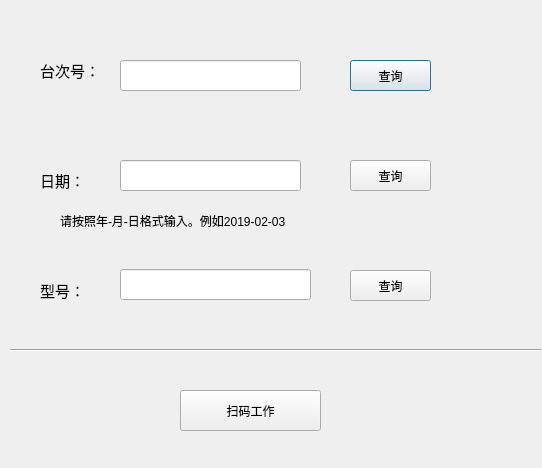
First picture: the form in first.ui, repository SYC1123/SqlServerManager, before the edit.
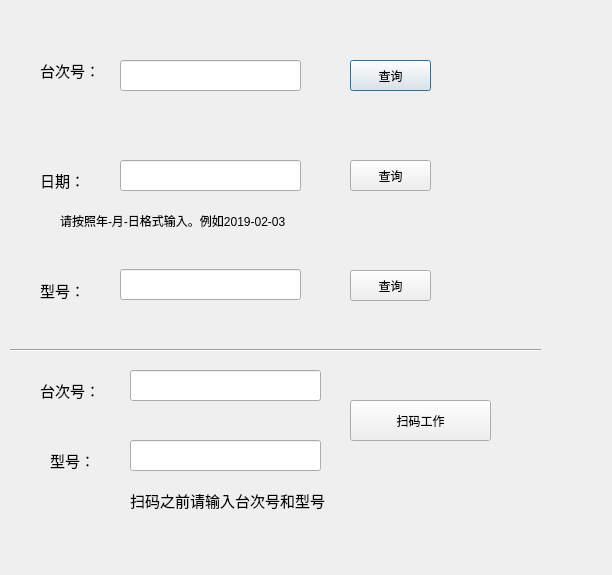
Second picture: the form after the edit.

What changed in the file:
```diff
--- a/first.ui
+++ b/first.ui
@@ -6,8 +6,8 @@
    <rect>
     <x>0</x>
     <y>0</y>
-    <width>542</width>
-    <height>468</height>
+    <width>612</width>
+    <height>575</height>
    </rect>
   </property>
   <property name="windowTitle">
@@ -62,8 +62,8 @@
   <widget class="QPushButton" name="pushButton_3">
    <property name="geometry">
     <rect>
-     <x>180</x>
-     <y>390</y>
+     <x>350</x>
+     <y>400</y>
      <width>141</width>
      <height>41</height>
     </rect>
@@ -139,7 +139,7 @@
     <rect>
      <x>120</x>
      <y>269</y>
-     <width>191</width>
+     <width>181</width>
      <height>31</height>
     </rect>
    </property>
@@ -175,6 +175,80 @@
     <string>查询</string>
    </property>
   </widget>
+  <widget class="QLabel" name="label_5">
+   <property name="geometry">
+    <rect>
+     <x>40</x>
+     <y>380</y>
+     <width>71</width>
+     <height>21</height>
+    </rect>
+   </property>
+   <property name="font">
+    <font>
+     <pointsize>11</pointsize>
+    </font>
+   </property>
+   <property name="text">
+    <string>台次号：</string>
+   </property>
+  </widget>
+  <widget class="QLineEdit" name="lineEdit_4">
+   <property name="geometry">
+    <rect>
+     <x>130</x>
+     <y>370</y>
+     <width>191</width>
+     <height>31</height>
+    </rect>
+   </property>
+  </widget>
+  <widget class="QLabel" name="label_6">
+   <property name="geometry">
+    <rect>
+     <x>50</x>
+     <y>450</y>
+     <width>61</width>
+     <height>20</height>
+    </rect>
+   </property>
+   <property name="font">
+    <font>
+     <pointsize>11</pointsize>
+    </font>
+   </property>
+   <property name="text">
+    <string>型号：</string>
+   </property>
+  </widget>
+  <widget class="QLineEdit" name="lineEdit_5">
+   <property name="geometry">
+    <rect>
+     <x>130</x>
+     <y>440</y>
+     <width>191</width>
+     <height>31</height>
+    </rect>
+   </property>
+  </widget>
+  <widget class="QLabel" name="label_7">
+   <property name="geometry">
+    <rect>
+     <x>130</x>
+     <y>490</y>
+     <width>251</width>
+     <height>20</height>
+    </rect>
+   </property>
+   <property name="font">
+    <font>
+     <pointsize>11</pointsize>
+    </font>
+   </property>
+   <property name="text">
+    <string>扫码之前请输入台次号和型号</string>
+   </property>
+  </widget>
  </widget>
  <resources/>
  <connections/>
```
